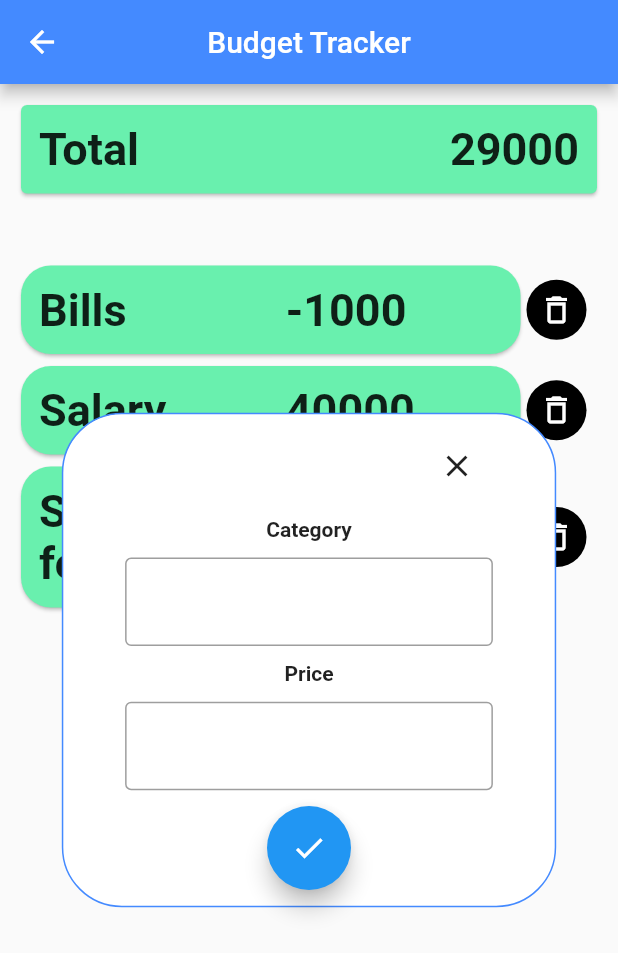
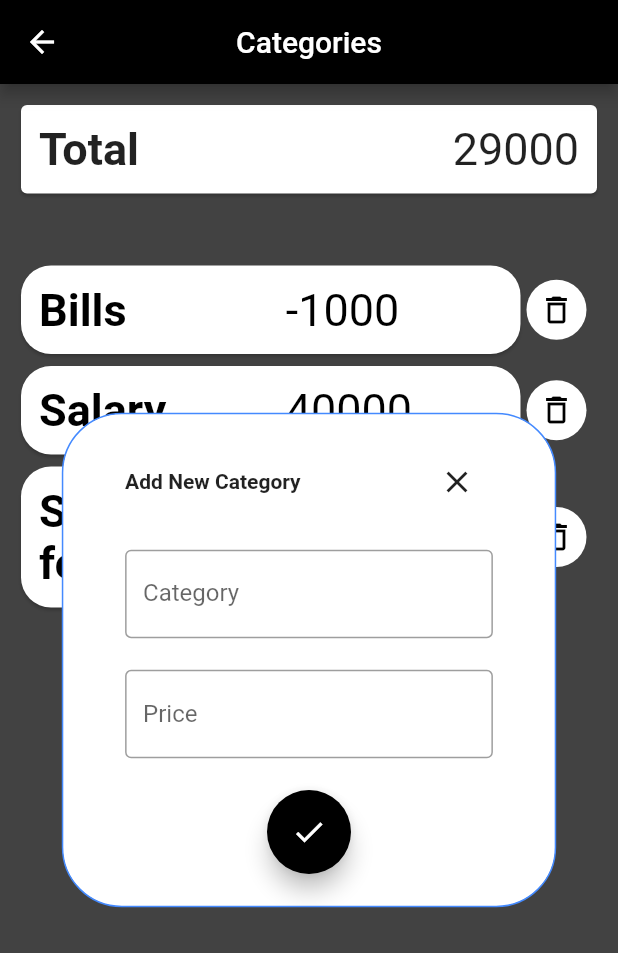
Before and after one commit to Aryaman-Angurana/22B1043_IntroToAppDev, a Flutter app: the Home screen opened by its route, after a tap on the "delete outline" icon, after a tap on the "add" icon, on a phone screen of 412 x 824 dp. Shown: the top 953 px of the screen. Run offline on Flutter 3.47's test engine with Material 2 defaults, Android fonts, the phone set to English and light mode, and no system bars.

Commit message:
Did some fixes to the UI

```diff
--- a/lib/pages/Budget.dart
+++ b/lib/pages/Budget.dart
@@ -24,22 +24,28 @@ class _HomeState extends State<Home> {
 
   @override
   Widget build(BuildContext context) {
+    double width = MediaQuery.of(context).size.width;
+    double height = MediaQuery.of(context).size.height;
     return Scaffold(
       resizeToAvoidBottomInset: false,
       appBar: AppBar(
         title: Text(
-          'Budget Tracker',
+          'Categories',
         ),
         centerTitle: true,
-        backgroundColor: Colors.blueAccent,
+        backgroundColor: Colors.black,
       ),
-      body: SingleChildScrollView(
+      body: Container(
+        height: height,
+        width: width,
+        color: Colors.grey[800],
+        child: SingleChildScrollView(
           child: Padding(
             padding: const EdgeInsets.all(10.0),
             child: Column(
               children: [
                 Card(
-                color: Colors.greenAccent,
+                  color: Colors.white,
                   child: Padding(
                     padding: const EdgeInsets.all(12.0),
                     child: Row(
@@ -60,7 +66,6 @@ class _HomeState extends State<Home> {
                             '$total',
                             style: TextStyle(
                               fontSize: 30.0,
-                            fontWeight: FontWeight.bold,
                             ),
                             softWrap: false,
                             maxLines: 1,
@@ -89,10 +94,18 @@ class _HomeState extends State<Home> {
             ),
           ),
         ),
+      ),
       floatingActionButton: FloatingActionButton(onPressed: () {
-        Navigator.pushNamed(context, '/add_budget').then((value) => set());
+        isDisabled = true;
+        Navigator.pushNamed(context, '/add_budget').then((value) {
+          isDisabled = false;
+          set();
+        });
       },
       child: Icon(Icons.add),
+      backgroundColor: Colors.white,
+      foregroundColor: Colors.black,
+      hoverColor: Colors.grey[400],
       ),
     );
   }
--- a/lib/pages/add_budget.dart
+++ b/lib/pages/add_budget.dart
@@ -17,22 +17,27 @@ class _AddState extends State<Add> {
   @override
   Widget build(BuildContext context) {
     double width = MediaQuery.of(context).size.width;
+    double height = MediaQuery.of(context).size.height;
     return Scaffold(
         appBar: AppBar(
           title: Text(
-            'Budget Tracker',
+            'Categories',
           ),
           centerTitle: true,
-          backgroundColor: Colors.blueAccent,
+          backgroundColor: Colors.black,
         ),
         body: Stack(children: [
-          SingleChildScrollView(
+          Container(
+            width: width,
+            height: height,
+            color: Colors.grey[800],
+            child: SingleChildScrollView(
               child: Padding(
                 padding: const EdgeInsets.all(10.0),
                 child: Column(
                   children: [
                     Card(
-                    color: Colors.greenAccent,
+                      color: Colors.white,
                       child: Padding(
                         padding: const EdgeInsets.all(12.0),
                         child: Row(
@@ -49,7 +54,6 @@ class _AddState extends State<Add> {
                               '$total',
                               style: TextStyle(
                                 fontSize: 30.0,
-                              fontWeight: FontWeight.bold,
                               ),
                             )
                           ],
@@ -74,6 +78,7 @@ class _AddState extends State<Add> {
                 ),
               ),
             ),
+          ),
           Center(
             child: Container(
               padding: EdgeInsets.fromLTRB(width * 0.1, 0, width * 0.1, 0),
@@ -85,8 +90,14 @@ class _AddState extends State<Add> {
                 mainAxisAlignment: MainAxisAlignment.spaceEvenly,
                 children: [
                   Row(
-                    mainAxisAlignment: MainAxisAlignment.end,
+                    mainAxisAlignment: MainAxisAlignment.spaceBetween,
                     children: [
+                      Text(
+                        "Add New Category",
+                        style: TextStyle(
+                          fontWeight: FontWeight.bold
+                        ),
+                        ),
                       IconButton(
                           onPressed: () {
                             Navigator.pop(context);
@@ -94,26 +105,22 @@ class _AddState extends State<Add> {
                           icon: Icon(Icons.close))
                     ],
                   ),
-                  Text(
-                    'Category',
-                    style: TextStyle(fontWeight: FontWeight.bold),
-                  ),
-                  TextField(
+                  TextFormField(
                       controller: Controller1,
                       decoration: InputDecoration(
+                        labelText: "Category",
                         border: OutlineInputBorder(),
                       )),
-                  Text(
-                    'Price',
-                    style: TextStyle(fontWeight: FontWeight.bold),
-                  ),
-                  TextField(
+                  TextFormField(
                     controller: Controller2,
                     decoration: InputDecoration(
+                      labelText: "Price",
                       border: OutlineInputBorder(),
                     ),
+                    keyboardType: TextInputType.number,
                   ),
                   FloatingActionButton(onPressed: () {
+                    if (Controller1.text != "" && Controller2.text != "" && double.tryParse(Controller2.text) != null) {
                       items = items +
                         [
                           BudgetClass(
@@ -121,8 +128,12 @@ class _AddState extends State<Add> {
                         ];
                     total = total + int.parse(Controller2.text);
                     Navigator.pop(context);
+                    }
+
                   },
-                  child: Icon(Icons.check),)
+                  child: Icon(Icons.check),
+                  backgroundColor: Colors.black
+                  ,)
                 ],
               ),
               width: width * 0.8,
--- a/lib/pages/card_items_class.dart
+++ b/lib/pages/card_items_class.dart
@@ -1,5 +1,8 @@
 import 'package:flutter/material.dart';
 import 'budget_class.dart';
+
+
+bool isDisabled = false;
 
 class Card_items extends StatelessWidget {
   final BudgetClass b;
@@ -26,8 +29,9 @@ class Card_items extends StatelessWidget {
                     child: Text(
                       b.name,
                       style: TextStyle(
+                        color: Colors.black,
                         fontSize: 30.0,
-                        fontWeight: FontWeight.bold,
+                        fontWeight: FontWeight.bold
                       ),
                       softWrap: false,
                       maxLines: 5,
@@ -41,8 +45,8 @@ class Card_items extends StatelessWidget {
                     child: Text(
                       '${b.money}',
                       style: TextStyle(
+                        color: Colors.black,
                         fontSize: 30.0,
-                        fontWeight: FontWeight.bold,
                       ),
                       softWrap: false,
                       maxLines: 1,
@@ -53,14 +57,23 @@ class Card_items extends StatelessWidget {
               ),
             ),
           ),
-          color: Colors.greenAccent,
+          color: Colors.white,
         ),
         CircleAvatar(
-          backgroundColor: Colors.black,
+          backgroundColor: Colors.white,
           child: IconButton(
             icon: Icon(Icons.delete_outline),
-            onPressed: delete,
-            color: Colors.white,
+            onPressed: () {
+              if (!isDisabled)
+              {
+                delete();
+              }
+              else{
+                null;
+              }
+            },
+            color: Colors.black,
+
           ),
         ),
       ],
--- a/lib/pages/home.dart
+++ b/lib/pages/home.dart
@@ -23,6 +23,7 @@ class _HomeScreenState extends State<HomeScreen> {
       appBar: AppBar(
         title: Text('Budget Tracker'),
         centerTitle: true,
+        backgroundColor: Colors.black,
         leading: null,
       ),
       body: Container(
@@ -64,15 +65,15 @@ class _HomeScreenState extends State<HomeScreen> {
                         '$total',
                         style: TextStyle(
                           fontSize: 30.0,
-                          fontWeight: FontWeight.bold,
                         ),
                         softWrap: false,
                         maxLines: 1,
                         overflow: TextOverflow.ellipsis,
                       ),
                     ),
-                    ElevatedButton(
-                      child: Icon(Icons.arrow_downward_rounded),
+                    FloatingActionButton(
+                      backgroundColor: Colors.black,
+                      child: Icon(Icons.keyboard_double_arrow_down_outlined),
                       onPressed: () {
                         Navigator.pushNamed(context, '/Budget')
                             .whenComplete(() => set());
--- /dev/null
+++ b/lib/pages/login.dart
@@ -0,0 +1,17 @@
+import 'package:flutter/material.dart';
+
+class Login extends StatefulWidget {
+  const Login({super.key});
+
+  @override
+  State<Login> createState() => _LoginState();
+}
+
+class _LoginState extends State<Login> {
+  @override
+  Widget build(BuildContext context) {
+    return const Scaffold(
+
+    );
+  }
+}
```
Also changed, not shown: 1 other file. Lines whose indentation alone changed are shown as unchanged.
